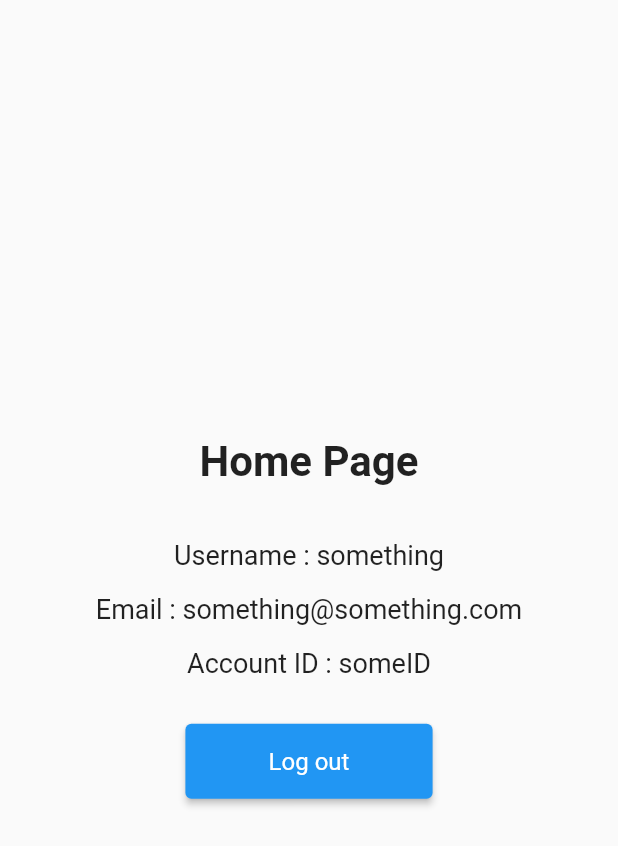
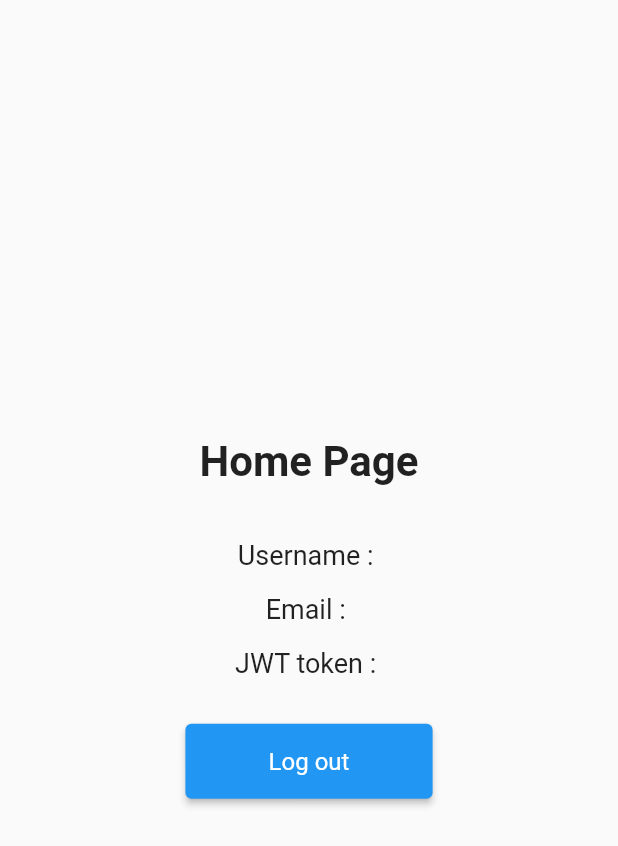
Before and after one commit to Jackk-Doe/Basic_AUTH_with_Flutter_FastAPI, a Flutter app: the HomePage screen opened directly, on a phone screen of 412 x 824 dp. Shown: the top 846 px of the screen. Run offline on Flutter 3.47's test engine with Material 2 defaults, Android fonts, the phone set to English and light mode, and no system bars; our stand-ins replace shared_preferences; accounts and stored records are empty.

Commit message:
Update home_screen.dart

```diff
--- a/client_app/lib/screens/home_screen.dart
+++ b/client_app/lib/screens/home_screen.dart
@@ -1,15 +1,20 @@
+import 'package:client_app/providers/user_provider.dart';
 import 'package:client_app/widgets/widgets.dart';
 import 'package:flutter/material.dart';
+
+import 'package:provider/provider.dart';
 
 class HomePage extends StatelessWidget {
   const HomePage({super.key});
 
   void _logOut() {
-    // TODO : LogOut account
+    // TODO : LogOut User
   }
 
   @override
   Widget build(BuildContext context) {
+    final user = Provider.of<UserProvider>(context).user!;
+
     return Scaffold(
       body: Center(
         child: Column(
@@ -18,13 +23,13 @@ class HomePage extends StatelessWidget {
             const Text("Home Page", style: TextStyle(fontSize: 28, fontWeight: FontWeight.bold)),
             const SizedBox(height: 35),
 
-            const Text("Username : something", style: TextStyle(fontSize: 18)),
+            Text("Username : ${user.username}", style: const TextStyle(fontSize: 18)),
             const SizedBox(height: 15),
 
-            const Text("Email : something@something.com", style: TextStyle(fontSize: 18)),
+            Text("Email : ${user.email}", style: const TextStyle(fontSize: 18)),
             const SizedBox(height: 15),
 
-            const Text("Account ID : someID", style: TextStyle(fontSize: 18)),
+            Text("JWT token : ${user.token}", style: const TextStyle(fontSize: 18)),
             const SizedBox(height: 30),
 
             CustomElevatedButton(
```
